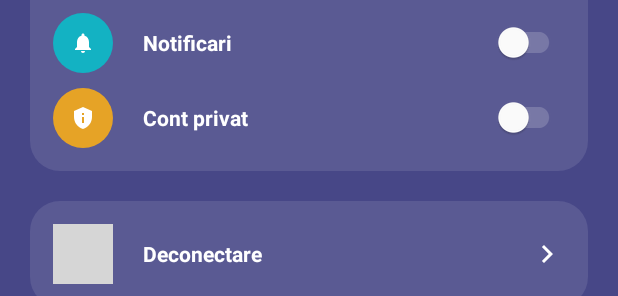
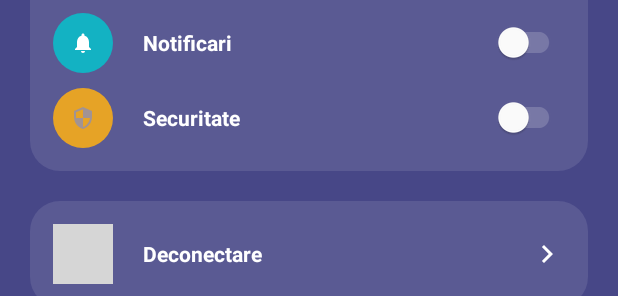
Before and after one commit to olivia-sarbu/Android_App, an Android app: the layout settings.xml on its own in the app's theme, with its tools: preview values and no code run, on a phone screen of 412 x 824 dp. Shown: the part 649-945 px from the top of the screen. Run offline under Robolectric (Android 15) with nearby library versions, the light colour scheme and no system bars; Roboto replaces fonts that are not available here; grey boxes are pictures that could not be loaded.

Commit message:
Made changes and added new files

```diff
--- a/app/src/main/java/com/example/myapplication/MainActivity.java
+++ b/app/src/main/java/com/example/myapplication/MainActivity.java
@@ -111,8 +111,6 @@ public class MainActivity extends AppCompatActivity {
     }
 
     private void getData() {
-        String id = FirebaseAuth.getInstance().getUid();
-
         FirebaseFirestore.getInstance().collection("Cheltuieli")
                 .get()
                 .addOnSuccessListener(queryDocumentSnapshots -> {
--- a/app/src/main/java/com/example/myapplication/NotificationService.java
+++ b/app/src/main/java/com/example/myapplication/NotificationService.java
@@ -63,8 +63,8 @@ public class NotificationService extends Service {
         }
     }
 
-    int notificationHour = 11;
-    int notificationMinute = 57;
+    int notificationHour = 9;
+    int notificationMinute = 0;
 
     public void initializeTimerTask () {
 
--- a/app/src/main/java/com/example/myapplication/Savings.java
+++ b/app/src/main/java/com/example/myapplication/Savings.java
@@ -20,8 +20,6 @@ import com.github.mikephil.charting.data.PieEntry;
 import com.google.firebase.database.DatabaseReference;
 import com.google.firebase.database.FirebaseDatabase;
 
-import org.eazegraph.lib.charts.BarChart;
-
 import java.util.ArrayList;
 
 public class Savings extends AppCompatActivity {
@@ -29,7 +27,6 @@ public class Savings extends AppCompatActivity {
     SavingsBinding binding;
     EditText tinta_economii, economii_curente;
     PieChart pieChart;
-    BarChart barChart;
     int economii=0;
     DatabaseReference databaseReference;
     @Override
--- /dev/null
+++ b/app/src/main/res/drawable/baseline_security_24.xml
@@ -0,0 +1,5 @@
+<vector android:height="24dp" android:tint="#A19393"
+    android:viewportHeight="24" android:viewportWidth="24"
+    android:width="24dp" xmlns:android="http://schemas.android.com/apk/res/android">
+    <path android:fillColor="@android:color/white" android:pathData="M12,1L3,5v6c0,5.55 3.84,10.74 9,12 5.16,-1.26 9,-6.45 9,-12L21,5l-9,-4zM12,11.99h7c-0.53,4.12 -3.28,7.79 -7,8.94L12,12L5,12L5,6.3l7,-3.11v8.8z"/>
+</vector>
--- a/app/src/main/res/layout/settings.xml
+++ b/app/src/main/res/layout/settings.xml
@@ -156,7 +156,7 @@
                         android:layout_width="40dp"
                         android:layout_height="40dp"
                         android:padding="12dp"
-                        android:src="@drawable/baseline_privacy_tip_24"
+                        android:src="@drawable/baseline_security_24"
                         android:background="@drawable/round_back_privacy"/>
 
                     <TextView
@@ -164,7 +164,7 @@
                         android:layout_width="wrap_content"
                         android:layout_height="wrap_content"
                         android:layout_centerVertical="true"
-                        android:text="Cont privat"
+                        android:text="Securitate"
                         android:textColor="#FFFFFF"
                         android:textStyle="bold"
                         android:layout_toEndOf="@+id/account_privacy"/>
```
Also changed, not shown: app/src/main/java/com/example/myapplication/CategoryReports.java (+4 -4 lines), app/src/main/java/com/example/myapplication/Login.java (+4 -10 lines), 1 other file.
